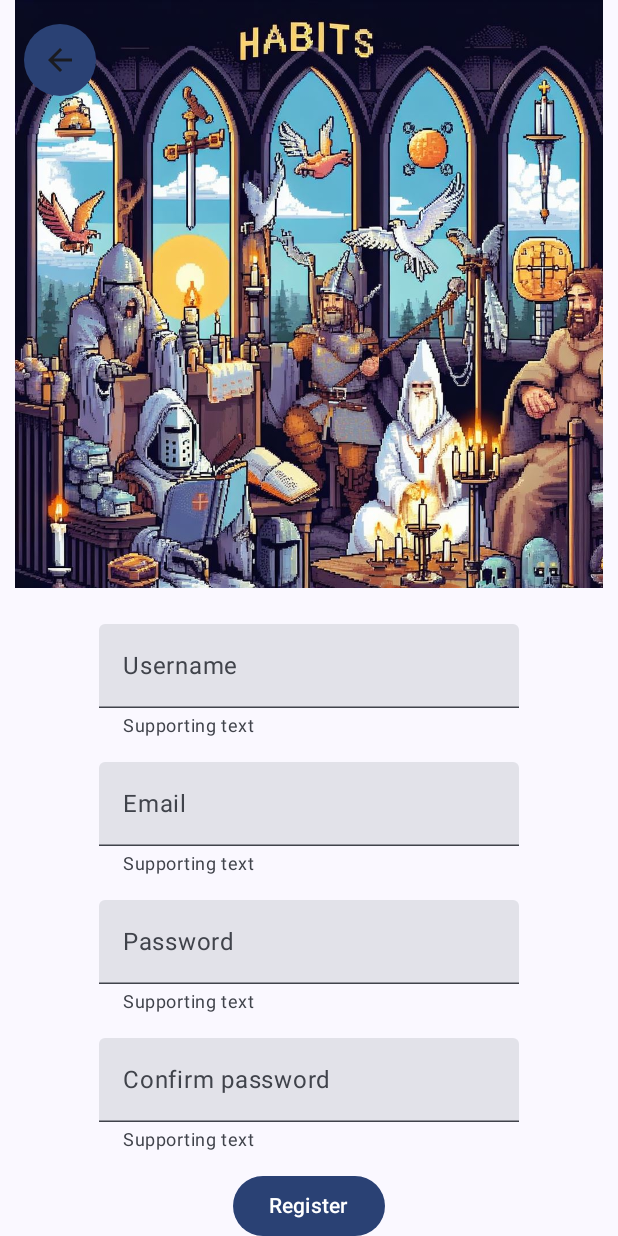
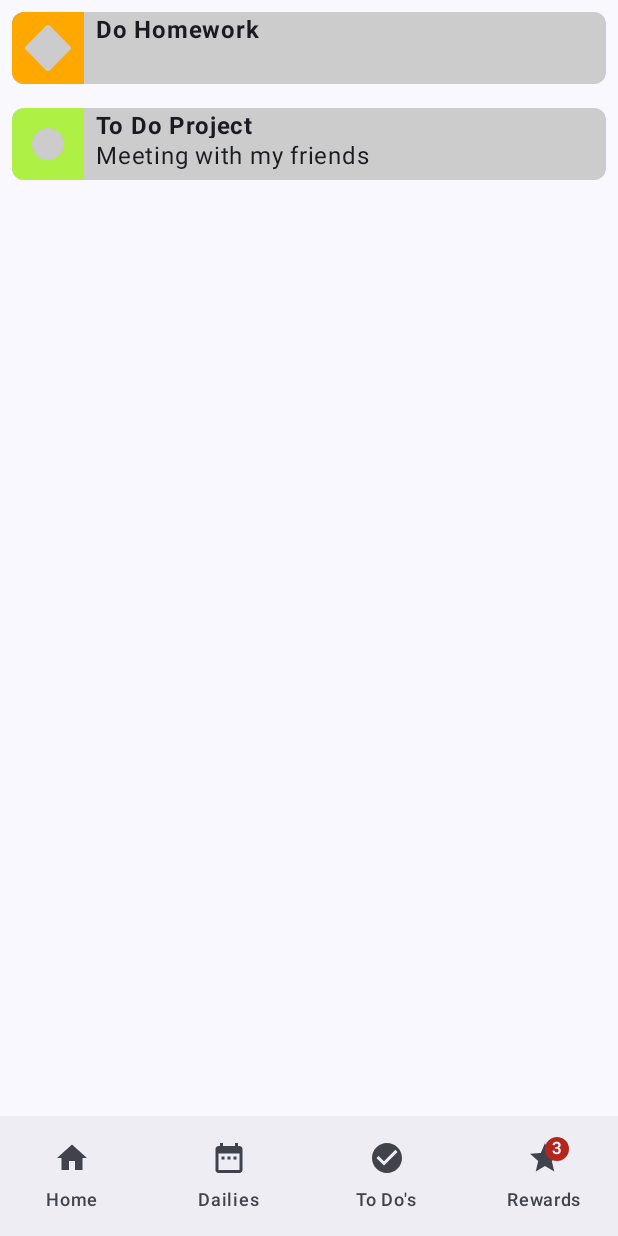
Before and after one commit to ArnoldCatamuscay/TaskHunters-Android, an Android app built with Jetpack Compose: the screen it shows after launch (MainActivity), on a phone screen of 412 x 824 dp. Run offline under Robolectric (Android 15) with nearby library versions, the phone set to English and light mode, and no system bars.

Commit message:
Avance pantalla de Home

```diff
--- a/app/build.gradle.kts
+++ b/app/build.gradle.kts
@@ -59,6 +59,7 @@ dependencies {
     implementation(libs.androidx.ui.graphics)
     implementation(libs.androidx.ui.tooling.preview)
     implementation(libs.androidx.material3)
+    implementation(libs.androidx.graphics.shapes.android)
     testImplementation(libs.junit)
     androidTestImplementation(libs.androidx.junit)
     androidTestImplementation(libs.androidx.espresso.core)
--- /dev/null
+++ b/app/src/main/java/co/unicauca/taskhunters/HomeActivity.kt
@@ -0,0 +1,227 @@
+package co.unicauca.taskhunters
+
+import android.annotation.SuppressLint
+import androidx.compose.foundation.Canvas
+import androidx.compose.foundation.background
+import androidx.compose.foundation.layout.Box
+import androidx.compose.foundation.layout.Column
+import androidx.compose.foundation.layout.Row
+import androidx.compose.foundation.layout.Spacer
+import androidx.compose.foundation.layout.fillMaxSize
+import androidx.compose.foundation.layout.fillMaxWidth
+import androidx.compose.foundation.layout.padding
+import androidx.compose.foundation.layout.size
+import androidx.compose.foundation.lazy.LazyColumn
+import androidx.compose.foundation.lazy.items
+import androidx.compose.foundation.shape.RoundedCornerShape
+import androidx.compose.material.icons.Icons
+import androidx.compose.material.icons.filled.CheckCircle
+import androidx.compose.material.icons.filled.DateRange
+import androidx.compose.material.icons.filled.Home
+import androidx.compose.material.icons.filled.Star
+import androidx.compose.material.icons.outlined.CheckCircle
+import androidx.compose.material.icons.outlined.DateRange
+import androidx.compose.material.icons.outlined.Home
+import androidx.compose.material.icons.outlined.Star
+import androidx.compose.material3.Badge
+import androidx.compose.material3.BadgedBox
+import androidx.compose.material3.ExperimentalMaterial3Api
+import androidx.compose.material3.Icon
+import androidx.compose.material3.NavigationBar
+import androidx.compose.material3.NavigationBarItem
+import androidx.compose.material3.Scaffold
+import androidx.compose.material3.Text
+import androidx.compose.runtime.Composable
+import androidx.compose.ui.Modifier
+import androidx.compose.ui.draw.clip
+import androidx.compose.ui.graphics.Color
+import androidx.compose.ui.graphics.asComposePath
+import androidx.compose.ui.graphics.vector.ImageVector
+import androidx.compose.ui.text.font.FontWeight
+import androidx.compose.ui.tooling.preview.Preview
+import androidx.compose.ui.unit.dp
+import androidx.graphics.shapes.CornerRounding
+import androidx.graphics.shapes.RoundedPolygon
+import androidx.graphics.shapes.toPath
+import co.unicauca.taskhunters.ui.theme.GreenCardTask
+import co.unicauca.taskhunters.ui.theme.OrangeCardTask
+import co.unicauca.taskhunters.ui.theme.TaskHuntersTheme
+
+enum class TaskType { DAILY, TODO }
+data class Task(val title: String, val body: String = "", val taskType: TaskType)
+
+val taskList = listOf(
+    Task(title = "Do Homework", taskType = TaskType.DAILY),
+    Task(title = "To Do Project", body = "Meeting with my friends", taskType = TaskType.TODO),
+)
+
+@Composable
+fun TasksList(messages: List<Task>) {
+    LazyColumn {
+        items(messages) { message ->
+            TaskCard(message)
+        }
+    }
+}
+
+@Composable
+fun TaskCard(task: Task) {
+    var bgColor = OrangeCardTask
+    if (task.taskType == TaskType.TODO) {
+        bgColor = GreenCardTask
+    }
+    Row(
+        modifier = Modifier
+            .padding(8.dp)
+            .clip(RoundedCornerShape(8.dp))
+            .background(Color.LightGray)
+    ) {
+        Box(
+            modifier = Modifier
+                .size(48.dp)
+                .background(bgColor)
+        ) {
+            Canvas(
+                modifier = Modifier
+                    .fillMaxSize()
+                    .padding(16.dp),
+                onDraw = {
+                    if (task.taskType == TaskType.TODO) {
+                        drawCircle(Color.LightGray, radius = size.minDimension / 1.5f)
+                    } else {
+                        val roundedPolygon = RoundedPolygon(
+                            numVertices = 4,
+                            radius = size.minDimension / 1,
+                            centerX = size.width / 2,
+                            centerY = size.height / 2,
+                            rounding = CornerRounding(
+                                size.minDimension / 10f,
+                                smoothing = 0.1f
+                            )
+                        )
+                        val roundedPolygonPath = roundedPolygon
+                            .toPath()
+                            .asComposePath()
+                        drawPath(roundedPolygonPath, color = Color.LightGray)
+                    }
+
+                }
+            )
+        }
+        Spacer(modifier = Modifier.padding(4.dp))
+        Column {
+            Text(
+                text = task.title,
+                modifier = Modifier
+                    .fillMaxWidth()
+                    .size(20.dp),
+                fontWeight = FontWeight.Bold
+            )
+            Text(
+                text = task.body,
+                modifier = Modifier
+                    .fillMaxWidth()
+                    .size(28.dp)
+            )
+        }
+    }
+}
+
+/*
+@Preview
+@Composable
+fun TasksPreview() {
+    TaskHuntersTheme {
+        Surface(
+            modifier = Modifier.fillMaxSize(),
+            color = MaterialTheme.colorScheme.background
+        ) {
+            TasksList(messages = taskList)
+        }
+    }
+}*/
+
+data class BottomNavigationItem(
+    val title: String,
+    val selectedIcon: ImageVector,
+    val unselectedIcon: ImageVector,
+    val hasNews: Boolean,
+    val badgeCount: Int? = null
+)
+
+@OptIn(ExperimentalMaterial3Api::class)
+@SuppressLint("UnusedMaterial3ScaffoldPaddingParameter")
+@Composable
+fun Home() {
+    val items = listOf(
+        BottomNavigationItem(
+            title = "Home",
+            selectedIcon = Icons.Filled.Home,
+            unselectedIcon = Icons.Outlined.Home,
+            hasNews = false
+        ),
+        BottomNavigationItem(
+            title = "Dailies",
+            selectedIcon = Icons.Filled.DateRange,
+            unselectedIcon = Icons.Outlined.DateRange,
+            hasNews = false,
+        ),
+        BottomNavigationItem(
+            title = "To Do's",
+            selectedIcon = Icons.Filled.CheckCircle,
+            unselectedIcon = Icons.Outlined.CheckCircle,
+            hasNews = false
+        ),
+        BottomNavigationItem(
+            title = "Rewards",
+            selectedIcon = Icons.Filled.Star,
+            unselectedIcon = Icons.Outlined.Star,
+            hasNews = true,
+            badgeCount = 3
+        ),
+    )
+    Scaffold(
+        topBar = {
+            /*TODO Search bar*/
+        },
+        bottomBar = {
+            NavigationBar {
+                items.forEachIndexed { _, item ->
+                    NavigationBarItem(
+                        selected = false,
+                        onClick = { /*TODO*/ },
+                        label = { Text(text = item.title) },
+                        icon = {
+                            BadgedBox(
+                                badge = {
+                                    if (item.badgeCount != null) {
+                                        Badge {
+                                            Text(text = item.badgeCount.toString())
+                                        }
+                                    } else if (item.hasNews) {
+                                        Badge()
+                                    }
+                                }
+                            ) {
+                                Icon(
+                                    imageVector = item.selectedIcon,
+                                    contentDescription = item.title
+                                )
+                            }
+                        }
+                    )
+                }
+            }
+        }
+    ) {
+        TasksList(messages = taskList)
+    }
+}
+
+@Preview(showBackground = true)
+@Composable
+fun HomePreview() {
+    TaskHuntersTheme {
+        Home()
+    }
+}
--- a/app/src/main/java/co/unicauca/taskhunters/MainActivity.kt
+++ b/app/src/main/java/co/unicauca/taskhunters/MainActivity.kt
@@ -23,7 +23,8 @@ class MainActivity : ComponentActivity() {
                     color = MaterialTheme.colorScheme.background
                 ) {
                     //Greeting("Android")
-                    RegisterForm()
+                    //RegisterForm()
+                    Home()
                 }
             }
         }
@@ -42,6 +43,6 @@ fun Greeting(name: String, modifier: Modifier = Modifier) {
 @Composable
 fun GreetingPreview() {
     TaskHuntersTheme {
-        Greeting("Android")
+        Greeting(name = "Android")
     }
 }
--- a/app/src/main/java/co/unicauca/taskhunters/RegisterActivity.kt
+++ b/app/src/main/java/co/unicauca/taskhunters/RegisterActivity.kt
@@ -4,9 +4,7 @@ import androidx.compose.foundation.Image
 import androidx.compose.foundation.background
 import androidx.compose.foundation.layout.Box
 import androidx.compose.foundation.layout.Column
-import androidx.compose.foundation.layout.Row
 import androidx.compose.foundation.layout.Spacer
-import androidx.compose.foundation.layout.fillMaxHeight
 import androidx.compose.foundation.layout.fillMaxSize
 import androidx.compose.foundation.layout.fillMaxWidth
 import androidx.compose.foundation.layout.height
@@ -31,6 +29,7 @@ import androidx.compose.runtime.setValue
 import androidx.compose.ui.Alignment
 import androidx.compose.ui.Modifier
 import androidx.compose.ui.draw.clip
+import androidx.compose.ui.layout.ContentScale
 import androidx.compose.ui.res.painterResource
 import androidx.compose.ui.text.input.PasswordVisualTransformation
 import androidx.compose.ui.text.input.TextFieldValue
@@ -55,7 +54,7 @@ fun InputField(
         trailingIcon = {
             if (text.text.isNotEmpty()) {
                 IconButton(
-                    onClick = { /* Acción de borrado */ },
+                    onClick = { /* Clear */ },
                 ) {
                     Icon(
                         imageVector = Icons.Default.Clear,
@@ -63,7 +62,13 @@ fun InputField(
                     )
                 }
             }
-        }
+        },
+        modifier = Modifier
+            .fillMaxWidth()
+            .padding(
+                start = 24.dp,
+                end = 24.dp
+            )
     )
     Spacer(modifier = Modifier.padding(8.dp))
 }
@@ -77,18 +82,17 @@ fun RegisterForm() {
             Image(
                 painter = painterResource(R.drawable.register_image),
                 contentDescription = "Register image",
+                contentScale = ContentScale.FillWidth,
                 modifier = Modifier
                     .fillMaxWidth()
-                    .height(392.dp) // Ajusta la altura según tus necesidades
+                    .height(380.dp)
+                //.padding(top = 8.dp)
+                //.clip(shape = RoundedCornerShape(48.dp))
             )
-            Row(
+            IconButton(
+                onClick = { /* Return */ },
                 modifier = Modifier
-                    .fillMaxWidth()
-                    .padding(16.dp)
-            ) {
-                IconButton(
-                    onClick = { /* Acción de retroceso */ },
-                    modifier = Modifier
+                    .padding(12.dp)
                     .size(48.dp)
                     .clip(CircleShape)
                     .background(MaterialTheme.colorScheme.primary)
@@ -97,7 +101,6 @@ fun RegisterForm() {
                     imageVector = Icons.Default.ArrowBack,
                     contentDescription = "Back"
                 )
-                }
             }
         }
         Spacer(modifier = Modifier.padding(12.dp))
@@ -126,5 +129,6 @@ fun PreviewLabel() {
         color = MaterialTheme.colorScheme.background
     ) {
         RegisterForm()
+
     }
 }
--- a/app/src/main/java/co/unicauca/taskhunters/ui/theme/Color.kt
+++ b/app/src/main/java/co/unicauca/taskhunters/ui/theme/Color.kt
@@ -9,3 +9,6 @@ val Pink80 = Color(0xFFEFB8C8)
 val Purple40 = Color(0xFF6650a4)
 val PurpleGrey40 = Color(0xFF625b71)
 val Pink40 = Color(0xFF7D5260)
+
+val OrangeCardTask = Color(0xFFFFA800)
+val GreenCardTask = Color(0xFFAFF044)
--- a/gradle/libs.versions.toml
+++ b/gradle/libs.versions.toml
@@ -8,6 +8,7 @@ espressoCore = "3.5.1"
 lifecycleRuntimeKtx = "2.7.0"
 activityCompose = "1.8.2"
 composeBom = "2023.08.00"
+graphicsShapesAndroid = "1.0.0-alpha05"
 
 [libraries]
 androidx-core-ktx = { group = "androidx.core", name = "core-ktx", version.ref = "coreKtx" }
@@ -24,6 +25,7 @@ androidx-ui-tooling-preview = { group = "androidx.compose.ui", name = "ui-toolin
 androidx-ui-test-manifest = { group = "androidx.compose.ui", name = "ui-test-manifest" }
 androidx-ui-test-junit4 = { group = "androidx.compose.ui", name = "ui-test-junit4" }
 androidx-material3 = { group = "androidx.compose.material3", name = "material3" }
+androidx-graphics-shapes-android = { group = "androidx.graphics", name = "graphics-shapes-android", version.ref = "graphicsShapesAndroid" }
 
 [plugins]
 androidApplication = { id = "com.android.application", version.ref = "agp" }
```
Lines whose indentation alone changed are shown as unchanged.
